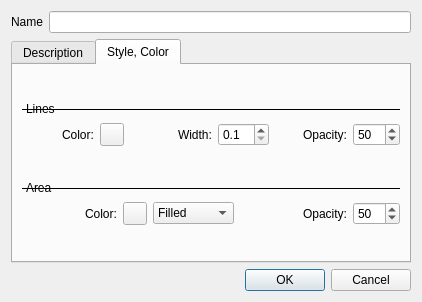
Old version of the form src/plugins/render/annotate/EditPolygonDialog.ui in the repository calincru/marble.
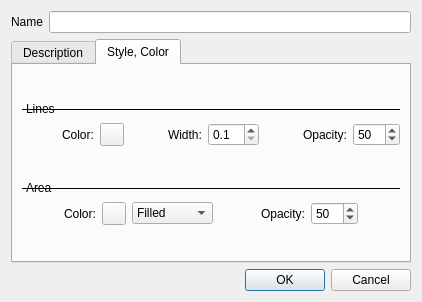
New version of the form.

```diff
--- a/src/plugins/render/annotate/EditPolygonDialog.ui
+++ b/src/plugins/render/annotate/EditPolygonDialog.ui
@@ -137,7 +137,7 @@
              </property>
              <property name="sizeHint" stdset="0">
               <size>
-               <width>48</width>
+               <width>28</width>
                <height>20</height>
               </size>
              </property>
@@ -173,7 +173,7 @@
              </property>
              <property name="sizeHint" stdset="0">
               <size>
-               <width>13</width>
+               <width>28</width>
                <height>20</height>
               </size>
              </property>
@@ -236,7 +236,7 @@
              </property>
              <property name="sizeHint" stdset="0">
               <size>
-               <width>40</width>
+               <width>38</width>
                <height>20</height>
               </size>
              </property>
@@ -315,6 +315,19 @@
              </property>
             </widget>
            </item>
+           <item>
+            <spacer name="horizontalSpacer_6">
+             <property name="orientation">
+              <enum>Qt::Horizontal</enum>
+             </property>
+             <property name="sizeHint" stdset="0">
+              <size>
+               <width>38</width>
+               <height>20</height>
+              </size>
+             </property>
+            </spacer>
+           </item>
           </layout>
          </item>
          <item>
```
